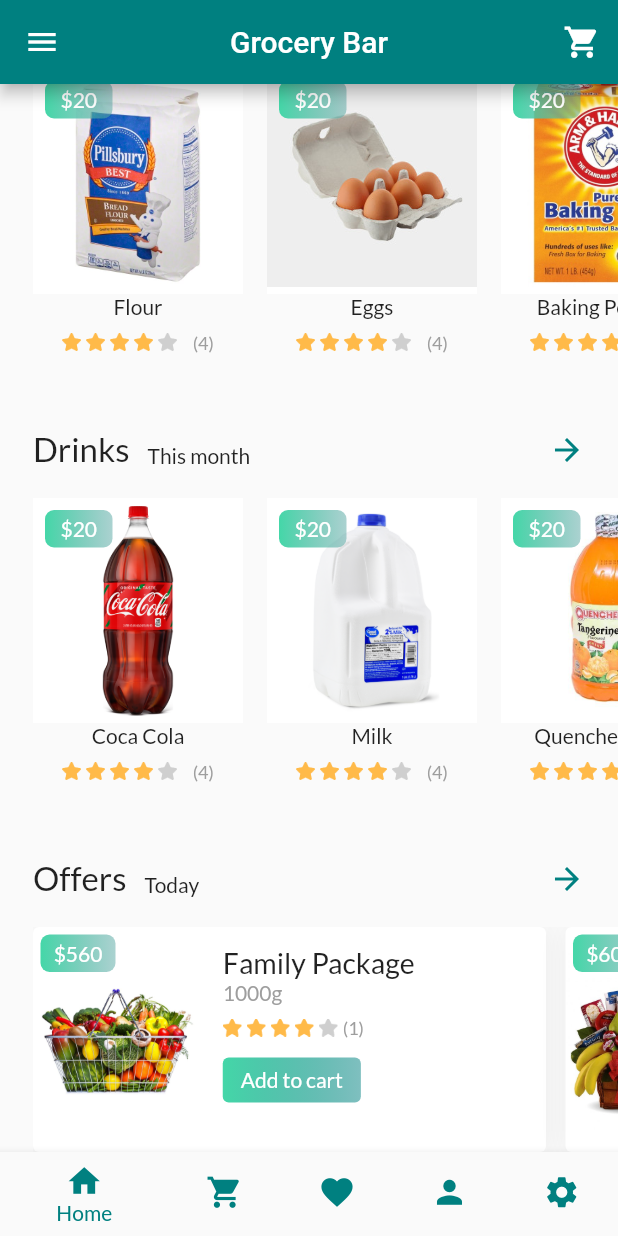
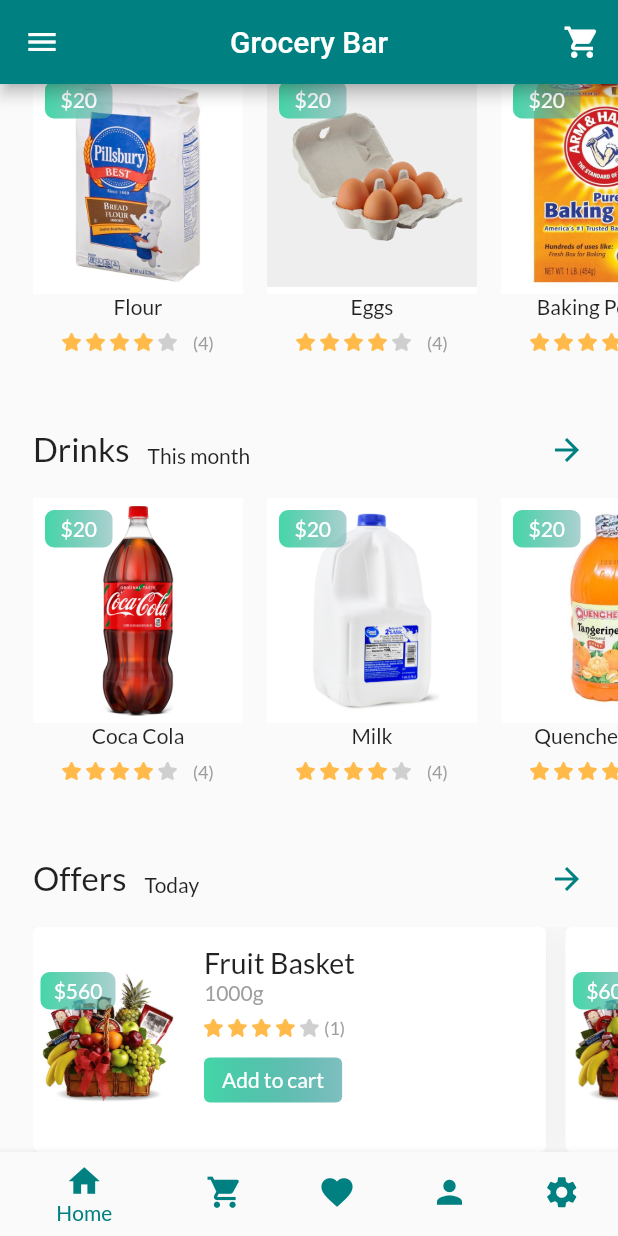
Before and after one commit to alu-rwa-prog-1/mini-project-1-joyce-njeri, a Flutter app: the ProductPage screen opened directly, scrolled down 960 dp, on a phone screen of 412 x 824 dp. Run offline on Flutter 3.47's test engine with Material 2 defaults, Android fonts, the phone set to English and light mode, and no system bars; our stand-ins replace google_fonts.

Commit message:
completed the assigment

```diff
--- a/lib/data/data.dart
+++ b/lib/data/data.dart
@@ -17,8 +17,8 @@ List<TrendingProduct> getTrendingProducts() {
   product = new TrendingProduct();
   //2
   product.weight = "100g";
-  product.productName = "Black Grapes";
-  product.imgURL = "assets/grapes.jpg";
+  product.productName = "Lemons";
+  product.imgURL = "assets/lemons.jpg";
   product.ratingValue = 4;
   product.rating = 4;
   product.price = 75;
@@ -233,8 +233,8 @@ List<TrendingProduct> getOffers() {
   TrendingProduct offer = new TrendingProduct();
   //1
   offer.weight = "1000g";
-  offer.productName = "Family Package";
-  offer.imgURL = "assets/all.jpg";
+  offer.productName = "Fruit Basket";
+  offer.imgURL = "assets/allfruits.jpg";
   offer.ratingValue = 1;
   offer.rating = 4;
   offer.price = 560;
--- a/lib/screens/components/sub_components/trendingTile.dart
+++ b/lib/screens/components/sub_components/trendingTile.dart
@@ -31,18 +31,19 @@ class TrendingTile extends StatelessWidget {
         ],
       ),
       child: Row(
+        mainAxisSize: MainAxisSize.min,
         children: <Widget>[
           Container(
             child: Stack(
+              overflow: Overflow.clip,
               children: <Widget>[
                 Container(
+                  width: 100,
+                  height: 100,
                   // Image
-                  child: AspectRatio(
-                    aspectRatio: 3 / 4,
-                    child: Image.asset(
-                      imgURL,
-                      fit: BoxFit.contain,
-                    ),
+                  child: Image.asset(
+                    imgURL,
+                    fit: BoxFit.contain,
                   ),
                 ),
                 // Price
```
Also changed, not shown: 2 other files.
